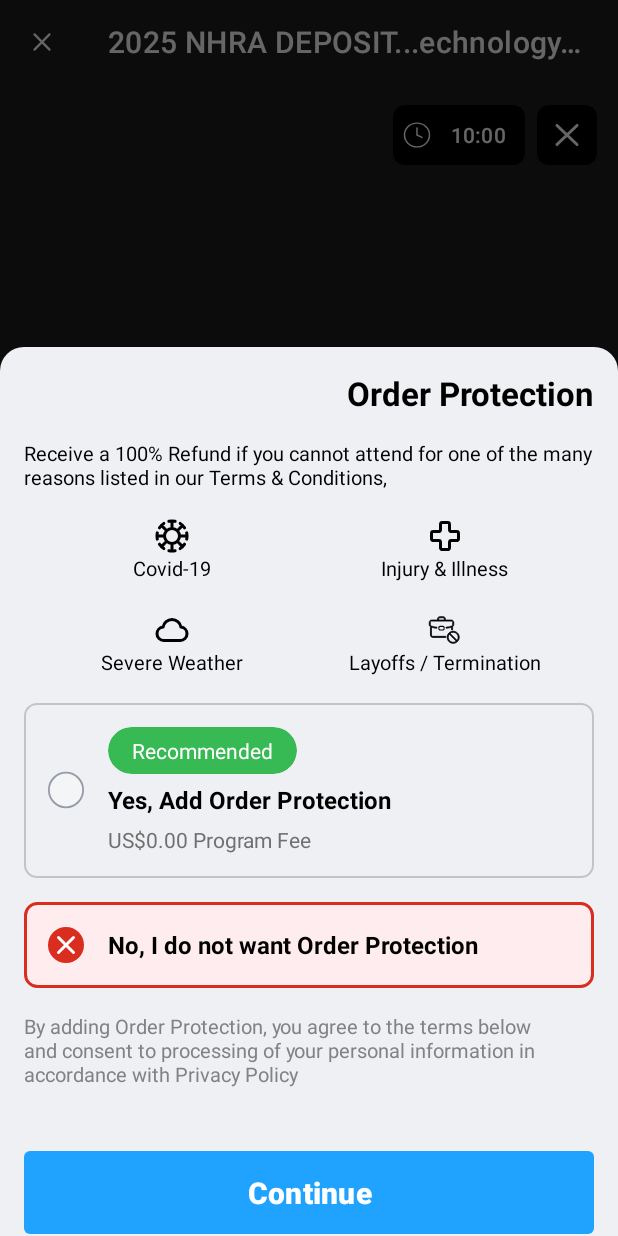
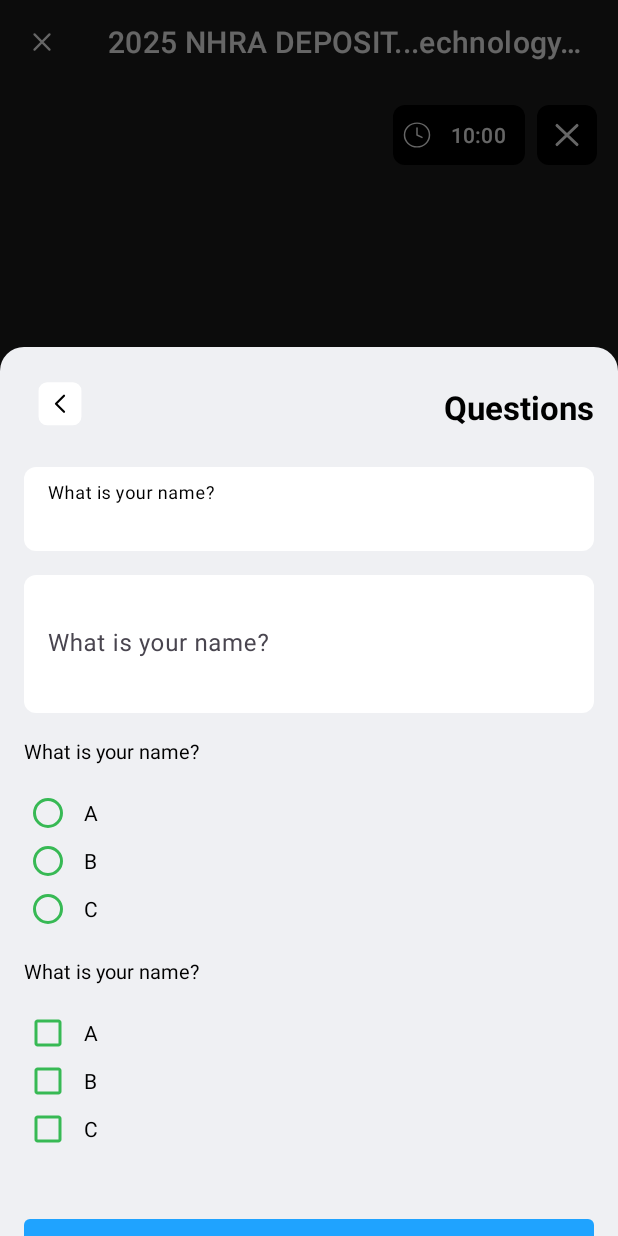
Before and after one commit to ngocji/checkout, an Android app: the fragment OrderProtectionDialog placed in its activity, after a tap on "Continue", on a phone screen of 412 x 824 dp. Run offline under Robolectric (Android 15) with nearby library versions, the phone set to English and light mode, and no system bars; 2 other taps on this screen came first.

Commit message:
Add questions dialog

```diff
--- /dev/null
+++ b/app/src/main/java/com/xxx/checkout/model/Question.kt
@@ -0,0 +1,16 @@
+package com.xxx.checkout.model
+
+data class Question(
+    val id: String = "",
+    val question: String,
+    val type: Type,
+    val answers: List<String>? = null
+) {
+    enum class Type {
+        TEXT,
+        LARGE_TEXT,
+        SINGLE_CHOICE,
+        MULTI_CHOICE,
+        UPLOAD_DOCUMENT
+    }
+}
--- a/app/src/main/java/com/xxx/checkout/repo/Repo.kt
+++ b/app/src/main/java/com/xxx/checkout/repo/Repo.kt
@@ -2,10 +2,11 @@ package com.xxx.checkout.repo
 
 import com.xxx.checkout.model.Event
 import com.xxx.checkout.model.Fees
+import com.xxx.checkout.model.Question
 import com.xxx.checkout.model.Ticket
 
 object Repo {
-    fun getEvents(): List<Event> {
+    suspend fun getEvents(): List<Event> {
         return listOf(
             Event(
                 name = "2025 NHRA DEPOSIT",
@@ -26,7 +27,30 @@ object Repo {
         )
     }
 
-    fun getFees(): Fees {
+    suspend fun getFees(): Fees {
         return Fees()
     }
+
+    suspend fun getQuestions(): List<Question> {
+        return listOf(
+            Question(
+                question = "What is your name?",
+                type = Question.Type.TEXT
+            ),
+            Question(
+                question = "What is your name?",
+                type = Question.Type.LARGE_TEXT
+            ),
+            Question(
+                question = "What is your name?",
+                type = Question.Type.SINGLE_CHOICE,
+                answers = listOf("A", "B", "C")
+            ),
+            Question(
+                question = "What is your name?",
+                type = Question.Type.MULTI_CHOICE,
+                answers = listOf("A", "B", "C")
+            ),
+        )
+    }
 }
--- a/app/src/main/java/com/xxx/checkout/ui/MainViewModel.kt
+++ b/app/src/main/java/com/xxx/checkout/ui/MainViewModel.kt
@@ -2,8 +2,10 @@ package com.xxx.checkout.ui
 
 import androidx.lifecycle.ViewModel
 import androidx.lifecycle.viewModelScope
+import com.xxx.checkout.model.Answer
 import com.xxx.checkout.model.Event
 import com.xxx.checkout.model.Fees
+import com.xxx.checkout.model.Question
 import com.xxx.checkout.model.Total
 import com.xxx.checkout.repo.Repo
 import kotlinx.coroutines.CoroutineScope
@@ -30,18 +32,27 @@ class MainViewModel : ViewModel() {
 
     private var events = mutableListOf<Event>()
     private var fees = Fees()
+    private var questions = emptyList<Question>()
     private var addOrderProtection: Boolean? = null
+    private var answers: List<Answer>? = null
 
     init {
-        events = Repo.getEvents().toMutableList()
-        fees = Repo.getFees()
+        runCoroutine {
+            events = Repo.getEvents().toMutableList()
+            fees = Repo.getFees()
+            questions = Repo.getQuestions()
+        }
     }
 
     fun getEvents() = events
 
     fun getFees() = fees
 
+    fun getQuestions() = questions
+
     fun getAddOrderProtection() = addOrderProtection
+
+    fun getAnswers() = answers
 
     fun checkout(event: Event) {
         runCoroutine {
@@ -131,4 +142,8 @@ class MainViewModel : ViewModel() {
     fun setOrderProtection(selected: Boolean) {
         addOrderProtection = selected
     }
+
+    fun setAnswers(answers: List<Answer>) {
+        this.answers = answers
+    }
 }
--- a/app/src/main/java/com/xxx/checkout/ui/dialog/OrderProtectionDialog.kt
+++ b/app/src/main/java/com/xxx/checkout/ui/dialog/OrderProtectionDialog.kt
@@ -41,7 +41,10 @@ class OrderProtectionDialog : BaseBottomSheetDialog(R.layout.dialog_order_protec
             lnDisable.setOnClickListener { toggleOption(lnDisable, lnAdd) }
 
             btnContinue.setOnClickListener {
+                dismissAllowingStateLoss()
                 viewModel.setOrderProtection(lnAdd.isSelected)
+                QuestionsDialog.newInstance()
+                    .show(parentFragmentManager, null)
             }
         }
     }
--- a/app/src/main/java/com/xxx/checkout/ui/dialog/QuestionsDialog.kt
+++ b/app/src/main/java/com/xxx/checkout/ui/dialog/QuestionsDialog.kt
@@ -1,9 +1,40 @@
 package com.xxx.checkout.ui.dialog
 
+import android.os.Bundle
+import android.view.View
+import androidx.fragment.app.activityViewModels
 import com.xxx.checkout.R
 import com.xxx.checkout.base.BaseBottomSheetDialog
+import com.xxx.checkout.databinding.DialogQuestionsBinding
+import com.xxx.checkout.ui.MainViewModel
+import com.xxx.checkout.utils.viewBinding
 
 class QuestionsDialog : BaseBottomSheetDialog(R.layout.dialog_questions) {
+    private val binding by viewBinding(DialogQuestionsBinding::bind)
+    private val viewModel by activityViewModels<MainViewModel>()
+
+    override fun onViewCreated(view: View, savedInstanceState: Bundle?) {
+        super.onViewCreated(view, savedInstanceState)
+        initViews()
+        initData()
+    }
+
+    private fun initViews() {
+        with(binding) {
+            btnBack.setOnClickListener {
+                dismissAllowingStateLoss()
+            }
+
+            btnContinue.setOnClickListener {
+                viewModel.setAnswers(binding.questionView.getAnswers())
+            }
+        }
+    }
+
+    private fun initData() {
+        binding.questionView.setQuestions(viewModel.getQuestions())
+        binding.questionView.setAnswers(viewModel.getAnswers())
+    }
 
     companion object {
         fun newInstance(): QuestionsDialog {
--- /dev/null
+++ b/app/src/main/java/com/xxx/checkout/ui/widget/QuestionsView.kt
@@ -0,0 +1,196 @@
+package com.xxx.checkout.ui.widget
+
+import android.content.Context
+import android.net.Uri
+import android.util.AttributeSet
+import android.view.LayoutInflater
+import android.view.View
+import android.widget.CheckBox
+import android.widget.LinearLayout
+import android.widget.RadioButton
+import androidx.core.view.children
+import com.xxx.checkout.R
+import com.xxx.checkout.databinding.ItemMultipleChoiceBinding
+import com.xxx.checkout.databinding.ItemSingleChoiceBinding
+import com.xxx.checkout.databinding.QuestionLargeTextViewBinding
+import com.xxx.checkout.databinding.QuestionMultipleChoiceViewBinding
+import com.xxx.checkout.databinding.QuestionSingleChoiceViewBinding
+import com.xxx.checkout.databinding.QuestionTextViewBinding
+import com.xxx.checkout.databinding.QuestionUploadDocumentViewBinding
+import com.xxx.checkout.model.Answer
+import com.xxx.checkout.model.Question
+
+class QuestionsView @JvmOverloads constructor(
+    context: Context, attrs: AttributeSet? = null
+) : LinearLayout(context, attrs) {
+    private val inflate by lazy { LayoutInflater.from(context) }
+    private val marginItem by lazy {
+        context.resources.getDimensionPixelSize(R.dimen.margin_16)
+    }
+
+    private var fileUri: Uri? = null
+
+    init {
+        orientation = VERTICAL
+    }
+
+    fun setQuestions(items: List<Question>) {
+        removeAllViews()
+        items.forEach {
+            val view = when (it.type) {
+                Question.Type.TEXT -> createTextQuestion(it)
+                Question.Type.LARGE_TEXT -> createLargeTextQuestion(it)
+                Question.Type.SINGLE_CHOICE -> createSingleChoiceQuestion(it)
+                Question.Type.MULTI_CHOICE -> createMultiChoiceQuestion(it)
+                Question.Type.UPLOAD_DOCUMENT -> createUploadDocumentQuestion(it)
+            }
+
+            view.tag = it
+
+            addView(view, LayoutParams(-1, -2).apply {
+                setMargins(0, 0, 0, marginItem)
+            })
+        }
+    }
+
+    private fun createTextQuestion(question: Question): View {
+        val binding = QuestionTextViewBinding.inflate(inflate)
+        binding.inputLayout.hint = question.question
+        return binding.root
+    }
+
+    private fun createLargeTextQuestion(question: Question): View {
+        val binding = QuestionLargeTextViewBinding.inflate(inflate)
+        binding.inputLayout.hint = question.question
+        return binding.root
+    }
+
+    private fun createSingleChoiceQuestion(question: Question): View {
+        val binding = QuestionSingleChoiceViewBinding.inflate(inflate)
+        binding.tvTitle.text = question.question
+        question.answers?.forEach { item ->
+            val b = ItemSingleChoiceBinding.inflate(inflate)
+            b.rd.text = item
+            binding.rdGroup.addView(b.root)
+        }
+        return binding.root
+    }
+
+    private fun createMultiChoiceQuestion(question: Question): View {
+        val binding = QuestionMultipleChoiceViewBinding.inflate(inflate)
+        binding.tvTitle.text = question.question
+        question.answers?.forEach { item ->
+            val b = ItemMultipleChoiceBinding.inflate(inflate)
+            b.chk.text = item
+            binding.root.addView(b.root)
+        }
+        return binding.root
+    }
+
+    private fun createUploadDocumentQuestion(question: Question): View {
+        val binding = QuestionUploadDocumentViewBinding.inflate(inflate)
+        binding.tvTitle.text = question.question
+        binding.btnUpload.setOnClickListener {
+            // todo upload document
+        }
+        return binding.root
+    }
+
+    fun getAnswers(): List<Answer> {
+        val answers = mutableListOf<Answer>()
+
+        for (i in 0 until childCount) {
+            val view = getChildAt(i)
+            getAnswer(view)?.let {
+                answers.add(it)
+            }
+        }
+
+        return answers
+    }
+
+    private fun getAnswer(view: View): Answer? {
+        val answers = mutableListOf<String>()
+        val question = view.tag as? Question ?: return null
+        var uri: Uri? = null
+        when (question.type) {
+            Question.Type.TEXT -> {
+                val binding = QuestionTextViewBinding.bind(view)
+                val answer = binding.inputLayout.editText?.text?.toString() ?: ""
+                answers.add(answer)
+            }
+
+            Question.Type.LARGE_TEXT -> {
+                val binding = QuestionLargeTextViewBinding.bind(view)
+                val answer = binding.inputLayout.editText?.text?.toString() ?: ""
+                answers.add(answer)
+            }
+
+            Question.Type.SINGLE_CHOICE -> {
+                val binding = QuestionSingleChoiceViewBinding.bind(view)
+                for (v in binding.rdGroup.children) {
+                    if (v is RadioButton && v.isChecked) {
+                        answers.add(v.text.toString())
+                    }
+                }
+            }
+
+            Question.Type.MULTI_CHOICE -> {
+                val binding = QuestionMultipleChoiceViewBinding.bind(view)
+                for (v in binding.root.children) {
+                    if (v is CheckBox && v.isChecked) {
+                        answers.add(v.text.toString())
+                    }
+                }
+            }
+
+            Question.Type.UPLOAD_DOCUMENT -> {
+                uri = fileUri
+            }
+        }
+
+        return Answer(question, answers, uri)
+    }
+
+    fun setAnswers(answers: List<Answer>?) {
+        answers ?: return
+        answers.forEach { answer ->
+            val view = findViewWithTag<View>(answer.question)
+            if (view != null) {
+                when (answer.question.type) {
+                    Question.Type.TEXT -> {
+                        val binding = QuestionTextViewBinding.bind(view)
+                        binding.inputLayout.editText?.setText(answer.answer.firstOrNull())
+                    }
+
+                    Question.Type.LARGE_TEXT -> {
+                        val binding = QuestionLargeTextViewBinding.bind(view)
+                        binding.inputLayout.editText?.setText(answer.answer.firstOrNull())
+                    }
+
+                    Question.Type.SINGLE_CHOICE -> {
+                        val binding = QuestionSingleChoiceViewBinding.bind(view)
+                        for (v in binding.rdGroup.children) {
+                            if (v is RadioButton && answer.answer.contains(v.text.toString())) {
+                                v.isChecked = true
+                            }
+                        }
+                    }
+
+                    Question.Type.MULTI_CHOICE -> {
+                        val binding = QuestionMultipleChoiceViewBinding.bind(view)
+                        for (v in binding.root.children) {
+                            if (v is CheckBox && answer.answer.contains(v.text.toString())) {
+                                v.isChecked = true
+                            }
+                        }
+                    }
+
+                    Question.Type.UPLOAD_DOCUMENT -> {
+                        fileUri = answer.fileUri
+                    }
+                }
+            }
+        }
+    }
+}
--- a/app/src/main/res/layout/dialog_questions.xml
+++ b/app/src/main/res/layout/dialog_questions.xml
@@ -1,7 +1,68 @@
 <?xml version="1.0" encoding="utf-8"?>
-<LinearLayout xmlns:android="http://schemas.android.com/apk/res/android"
+<androidx.constraintlayout.widget.ConstraintLayout xmlns:android="http://schemas.android.com/apk/res/android"
+    xmlns:app="http://schemas.android.com/apk/res-auto"
     android:layout_width="match_parent"
     android:layout_height="wrap_content"
-    android:background="@drawable/bg_bottomsheet_dialog">
+    android:background="@drawable/bg_bottomsheet_dialog"
+    android:padding="@dimen/padding_content">
 
-</LinearLayout>
+    <LinearLayout
+        android:id="@+id/ln"
+        android:layout_width="0dp"
+        android:layout_height="wrap_content"
+        android:gravity="center_vertical"
+        android:orientation="horizontal"
+        app:layout_constraintEnd_toEndOf="parent"
+        app:layout_constraintStart_toStartOf="parent"
+        app:layout_constraintTop_toTopOf="parent">
+
+        <com.google.android.material.button.MaterialButton
+            android:id="@+id/btn_back"
+            style="@style/ButtonIconStyle"
+            android:layout_width="wrap_content"
+            android:layout_height="wrap_content"
+            app:icon="@drawable/ic_back"
+            app:iconSize="@dimen/icon_40" />
+
+        <View
+            android:layout_width="0dp"
+            android:layout_height="0dp"
+            android:layout_weight="1" />
+
+        <TextView
+            style="@style/Text22Style.Bold"
+            android:layout_width="wrap_content"
+            android:layout_height="wrap_content"
+            android:text="@string/text_questions"
+            android:textColor="@color/color_text_invert" />
+    </LinearLayout>
+
+    <androidx.core.widget.NestedScrollView
+        android:layout_width="0dp"
+        android:layout_height="wrap_content"
+        android:layout_marginTop="@dimen/margin_16"
+        android:layout_marginBottom="@dimen/margin_24"
+        app:layout_constraintHeight="wrap_content"
+        app:layout_constraintBottom_toTopOf="@id/btn_continue"
+        app:layout_constraintEnd_toEndOf="parent"
+        app:layout_constraintHeight_min="300dp"
+        app:layout_constraintStart_toStartOf="parent"
+        app:layout_constraintTop_toBottomOf="@id/ln">
+
+        <com.xxx.checkout.ui.widget.QuestionsView
+            android:id="@+id/questionView"
+            android:layout_width="match_parent"
+            android:layout_height="wrap_content" />
+    </androidx.core.widget.NestedScrollView>
+
+    <com.google.android.material.button.MaterialButton
+        android:id="@+id/btn_continue"
+        style="@style/ButtonPrimaryStyle"
+        android:layout_width="0dp"
+        android:layout_height="wrap_content"
+        android:text="@string/text_continue"
+        app:layout_constraintBottom_toBottomOf="parent"
+        app:layout_constraintEnd_toEndOf="parent"
+        app:layout_constraintStart_toStartOf="parent" />
+
+</androidx.constraintlayout.widget.ConstraintLayout>
--- /dev/null
+++ b/app/src/main/res/layout/item_multiple_choice.xml
@@ -0,0 +1,14 @@
+<?xml version="1.0" encoding="utf-8"?>
+<com.google.android.material.checkbox.MaterialCheckBox
+    android:id="@+id/chk"
+    xmlns:android="http://schemas.android.com/apk/res/android"
+    xmlns:app="http://schemas.android.com/apk/res-auto"
+    xmlns:tools="http://schemas.android.com/tools"
+    style="@style/TextStyle.Medium"
+    android:layout_width="match_parent"
+    android:layout_height="wrap_content"
+    android:paddingStart="@dimen/padding_8"
+    android:minHeight="0dp"
+    android:textColor="@color/color_text_invert"
+    app:buttonTint="@color/color_green"
+    tools:text="ABC" />
--- /dev/null
+++ b/app/src/main/res/layout/item_single_choice.xml
@@ -0,0 +1,13 @@
+<?xml version="1.0" encoding="utf-8"?>
+<com.google.android.material.radiobutton.MaterialRadioButton xmlns:android="http://schemas.android.com/apk/res/android"
+    xmlns:app="http://schemas.android.com/apk/res-auto"
+    xmlns:tools="http://schemas.android.com/tools"
+    android:id="@+id/rd"
+    style="@style/TextStyle.Medium"
+    android:layout_width="match_parent"
+    android:layout_height="wrap_content"
+    android:minHeight="0dp"
+    android:paddingStart="@dimen/padding_8"
+    android:textColor="@color/color_text_invert"
+    app:buttonTint="@color/color_green"
+    tools:text="ABC" />
--- /dev/null
+++ b/app/src/main/res/layout/question_large_text_view.xml
@@ -0,0 +1,15 @@
+<?xml version="1.0" encoding="utf-8"?>
+<com.google.android.material.textfield.TextInputLayout xmlns:android="http://schemas.android.com/apk/res/android"
+    xmlns:tools="http://schemas.android.com/tools"
+    android:id="@+id/input_layout"
+    style="@style/EdittextStyle"
+    android:layout_width="match_parent"
+    android:layout_height="wrap_content"
+    tools:hint="Test">
+
+    <com.google.android.material.textfield.TextInputEditText
+        android:layout_width="match_parent"
+        android:layout_height="wrap_content"
+        android:minHeight="92dp"
+        android:textColor="@color/color_text_invert" />
+</com.google.android.material.textfield.TextInputLayout>
--- /dev/null
+++ b/app/src/main/res/layout/question_multiple_choice_view.xml
@@ -0,0 +1,18 @@
+<?xml version="1.0" encoding="utf-8"?>
+<LinearLayout xmlns:android="http://schemas.android.com/apk/res/android"
+    xmlns:tools="http://schemas.android.com/tools"
+    android:layout_width="match_parent"
+    android:layout_height="wrap_content"
+    android:orientation="vertical">
+
+    <TextView
+        android:id="@+id/tv_title"
+        style="@style/Text13Style.Medium"
+        android:layout_width="match_parent"
+        android:layout_height="wrap_content"
+        android:layout_marginBottom="@dimen/margin_16"
+        android:textColor="@color/color_text_invert"
+        tools:text="Title" />
+
+
+</LinearLayout>
--- /dev/null
+++ b/app/src/main/res/layout/question_single_choice_view.xml
@@ -0,0 +1,22 @@
+<?xml version="1.0" encoding="utf-8"?>
+<LinearLayout xmlns:android="http://schemas.android.com/apk/res/android"
+    xmlns:tools="http://schemas.android.com/tools"
+    android:layout_width="match_parent"
+    android:layout_height="wrap_content"
+    android:orientation="vertical">
+
+    <TextView
+        android:id="@+id/tv_title"
+        style="@style/Text13Style.Medium"
+        android:layout_width="match_parent"
+        android:layout_height="wrap_content"
+        android:layout_marginBottom="@dimen/margin_16"
+        android:textColor="@color/color_text_invert"
+        tools:text="Title" />
+
+    <RadioGroup
+        android:orientation="vertical"
+        android:id="@+id/rd_group"
+        android:layout_width="match_parent"
+        android:layout_height="wrap_content" />
+</LinearLayout>
--- /dev/null
+++ b/app/src/main/res/layout/question_text_view.xml
@@ -0,0 +1,14 @@
+<?xml version="1.0" encoding="utf-8"?>
+<com.google.android.material.textfield.TextInputLayout xmlns:android="http://schemas.android.com/apk/res/android"
+    xmlns:tools="http://schemas.android.com/tools"
+    style="@style/EdittextStyle"
+    android:layout_width="match_parent"
+    android:layout_height="wrap_content"
+    tools:hint="Test"
+    android:id="@+id/input_layout">
+
+    <com.google.android.material.textfield.TextInputEditText
+        android:textColor="@color/color_text_invert"
+        android:layout_width="match_parent"
+        android:layout_height="wrap_content" />
+</com.google.android.material.textfield.TextInputLayout>
--- a/app/src/main/res/values/dimens.xml
+++ b/app/src/main/res/values/dimens.xml
@@ -15,4 +15,5 @@
     <dimen name="margin_24">24dp</dimen>
     <dimen name="margin_16">16dp</dimen>
     <dimen name="margin_6">6dp</dimen>
+    <dimen name="icon_40">40dp</dimen>
 </resources>
--- a/app/src/main/res/values/strings.xml
+++ b/app/src/main/res/values/strings.xml
@@ -22,4 +22,6 @@
     <string name="text_protection_add">Yes, Add Order Protection</string>
     <string name="text_protection_disable">No, I do not want Order Protection</string>
     <string name="text_format_fee_protection">%s Program Fee</string>
+    <string name="text_upload_document"><u>Upload Document</u></string>
+    <string name="text_questions">Questions</string>
 </resources>
--- a/app/src/main/res/values/styles.xml
+++ b/app/src/main/res/values/styles.xml
@@ -144,4 +144,18 @@
         <item name="android:textSize">12sp</item>
     </style>
 
+    <style name="EdittextStyle" parent="Widget.Material3.TextInputLayout.FilledBox">
+        <item name="boxBackgroundMode">filled</item>
+        <item name="boxBackgroundColor">@color/white</item>
+        <item name="android:textColor">@color/color_text_invert</item>
+        <item name="hintTextColor">@color/color_text_invert</item>
+        <item name="cornerFamily">rounded</item>
+        <item name="boxStrokeWidthFocused">0dp</item>
+        <item name="boxStrokeWidth">0dp</item>
+        <item name="boxCornerRadiusBottomEnd">@dimen/item_radius</item>
+        <item name="boxCornerRadiusBottomStart">@dimen/item_radius</item>
+        <item name="boxCornerRadiusTopEnd">@dimen/item_radius</item>
+        <item name="boxCornerRadiusTopStart">@dimen/item_radius</item>
+    </style>
+
 </resources>
```
Also changed, not shown: app/src/main/java/com/xxx/checkout/model/Answer.kt (added, +9 -0 lines), app/src/main/res/drawable/bg_outline_upload.xml (added, +9 -0 lines), app/src/main/res/drawable/ic_upload_document.xml (added, +30 -0 lines), app/src/main/res/layout/question_upload_document_view.xml (added, +34 -0 lines).
